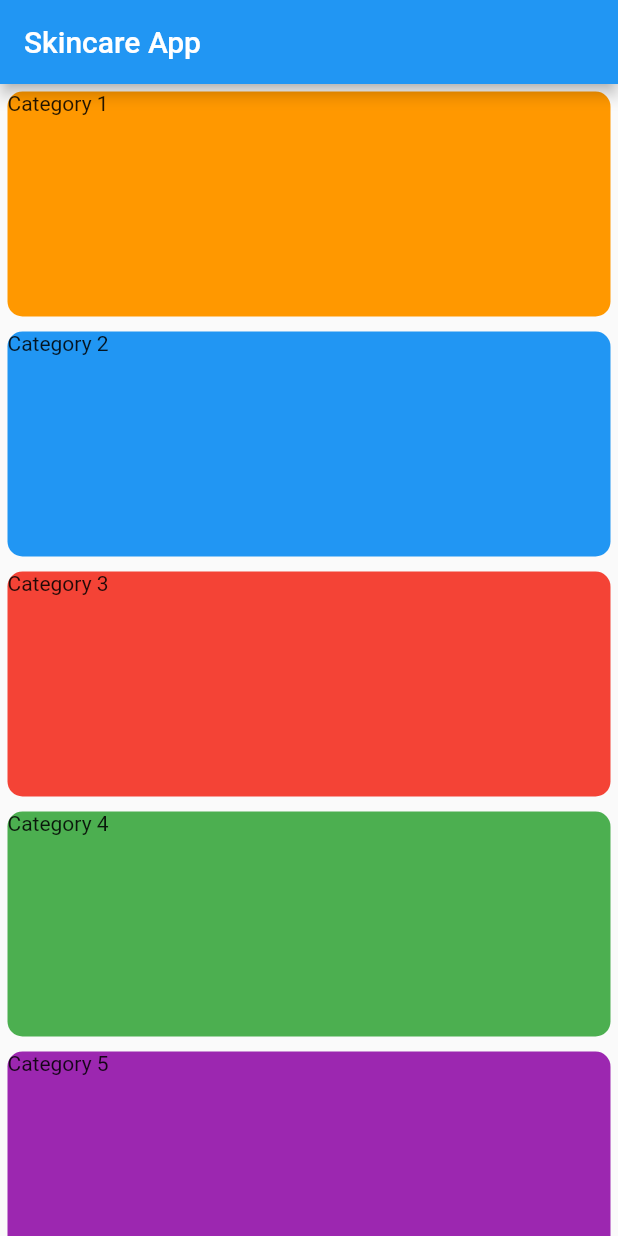
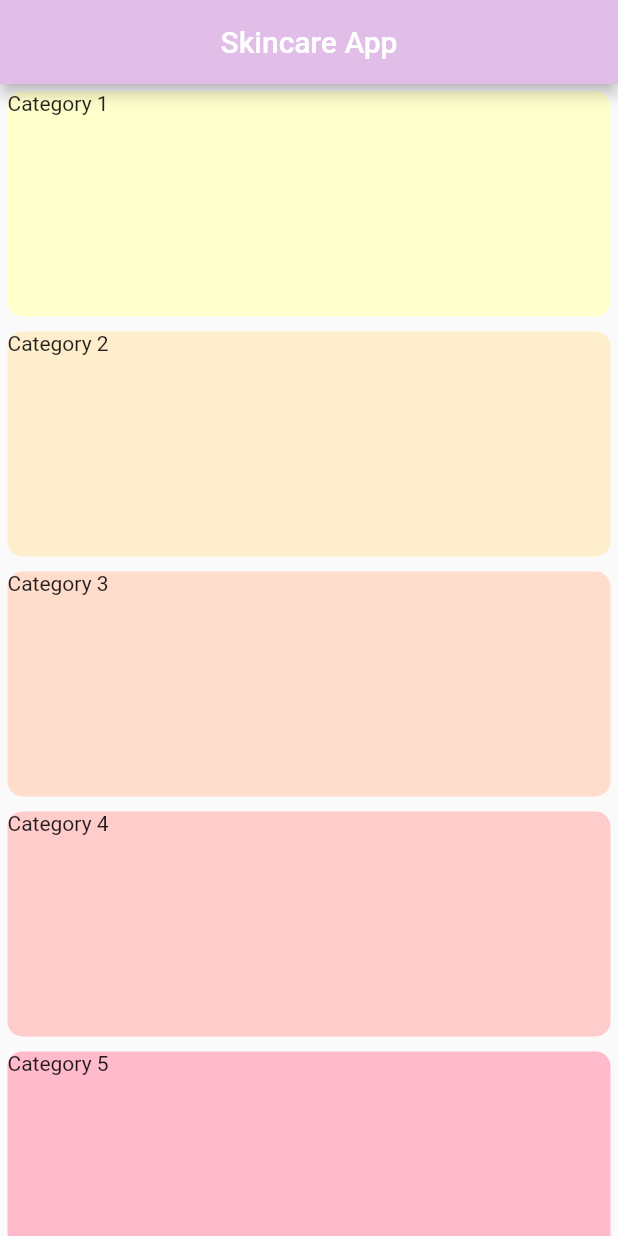
Before and after one commit to martinwjwilson/skincare_app, a Flutter app: the screen it shows after launch, on a phone screen of 412 x 824 dp. Run offline on Flutter 3.47's test engine with Material 2 defaults, Android fonts, the phone set to English and light mode, and no system bars.

Commit message:
updated card colours and added an on click to the cards

```diff
--- a/lib/category.dart
+++ b/lib/category.dart
@@ -6,25 +6,25 @@ class Category {
   Category({@required this.categoryName, @required this.categoryColour});
 
   String categoryName;
-  MaterialColor categoryColour;
+  Color categoryColour;
 // Image categoryImage;
 }
 
 class CategoryHandler {
   List<Category> _categoryList = [
-    Category(categoryName: 'Category 1', categoryColour: Colors.orange),
-    Category(categoryName: 'Category 2', categoryColour: Colors.blue),
-    Category(categoryName: 'Category 3', categoryColour: Colors.red),
-    Category(categoryName: 'Category 4', categoryColour: Colors.green),
-    Category(categoryName: 'Category 5', categoryColour: Colors.purple),
-    Category(categoryName: 'Category 6', categoryColour: Colors.yellow)
+    Category(categoryName: 'Category 1', categoryColour: Color(0xFFFFFFCC)),
+    Category(categoryName: 'Category 2', categoryColour: Color(0xFFFFEECC)),
+    Category(categoryName: 'Category 3', categoryColour: Color(0xFFFFDDCC)),
+    Category(categoryName: 'Category 4', categoryColour: Color(0xFFFFCCCC)),
+    Category(categoryName: 'Category 5', categoryColour: Color(0xFFFFBBCC)),
+    Category(categoryName: 'Category 6', categoryColour: Color(0xFFFFAACC))
   ];
 
   String getCategoryName(i) {
     return _categoryList[i].categoryName;
   }
 
-  MaterialColor getCategoryColour(i) {
+  Color getCategoryColour(i) {
     return _categoryList[i].categoryColour;
   }
 
--- a/lib/screens/category_list_page.dart
+++ b/lib/screens/category_list_page.dart
@@ -14,7 +14,8 @@ class _CategoryListPageState extends State<CategoryListPage> {
   Widget build(BuildContext context) {
     return Scaffold(
       appBar: AppBar(
-        title: Text('Skincare App'),
+        backgroundColor: Color(0xFFE1BEE7),
+        title: Center(child: Text('Skincare App')),
       ),
       body: new ListView.builder(
         itemCount: CategoryHandler().getCategoryListLength(),
@@ -22,6 +23,11 @@ class _CategoryListPageState extends State<CategoryListPage> {
           return new SelectionListCard(
             colour: CategoryHandler().getCategoryColour(index),
             displayText: CategoryHandler().getCategoryName(index),
+            onPress: () {
+              setState(() {
+                print(CategoryHandler().getCategoryName(index));
+              });
+            },
           );
         },
       ),
```
